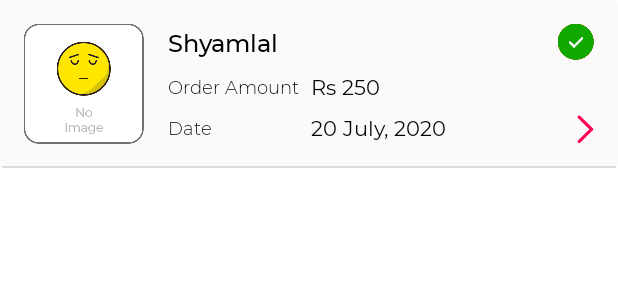
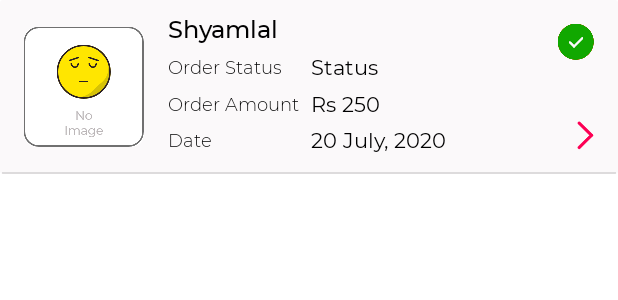
Before and after one commit to Gridle-LD/LocalDelivery, an Android app: the layout card_view_order.xml on its own in the app's theme, with its tools: preview values and no code run, on a phone screen of 412 x 824 dp. Shown: the top 300 px of the screen. Run offline under Robolectric (Android 15) with nearby library versions, the phone set to English and light mode, and no system bars.

```diff
--- a/app/src/main/java/com/example/localdelivery/activity/MainActivity.java
+++ b/app/src/main/java/com/example/localdelivery/activity/MainActivity.java
@@ -11,6 +11,7 @@ import androidx.fragment.app.FragmentManager;
 import androidx.fragment.app.FragmentTransaction;
 
 import android.Manifest;
+import android.annotation.SuppressLint;
 import android.app.Activity;
 import android.content.Context;
 import android.content.DialogInterface;
@@ -49,6 +50,8 @@ import com.google.android.gms.location.LocationResult;
 import com.google.android.gms.location.LocationServices;
 import com.google.android.material.bottomnavigation.BottomNavigationView;
 
+import java.text.SimpleDateFormat;
+import java.util.Date;
 import java.util.List;
 import java.util.Locale;
 import java.util.Objects;
--- a/app/src/main/java/com/example/localdelivery/fragment/OrderFragment.java
+++ b/app/src/main/java/com/example/localdelivery/fragment/OrderFragment.java
@@ -332,6 +332,7 @@ public class OrderFragment extends Fragment {
         }
     }
 
+    @SuppressLint("SimpleDateFormat")
     private void placeOrder() {
         progressBar.setVisibility(View.VISIBLE);
         viewBlurr.setVisibility(View.VISIBLE);
@@ -344,8 +345,10 @@ public class OrderFragment extends Fragment {
                     String.valueOf(stocksData.getQuantity()), stocksData.get_id());
             itemsList.add(items);
         }
+
+        String currentTime = new SimpleDateFormat("HH:mm:ss_dd-MM-yyyy").format(new Date());
         PlaceOrderData.Order.Shop shop = new PlaceOrderData.Order.Shop(shopId, itemsList, String.valueOf(price),
-                isPickup, orderType);
+                isPickup, orderType, currentTime);
         PlaceOrderData.Order order = new PlaceOrderData.Order(shop);
         List<PlaceOrderData.Order> orderList = new ArrayList<>();
         orderList.add(order);
--- a/app/src/main/java/com/example/localdelivery/fragment/ReviewFragment.java
+++ b/app/src/main/java/com/example/localdelivery/fragment/ReviewFragment.java
@@ -373,6 +373,7 @@ public class ReviewFragment extends Fragment {
         imageViewStarFill4.setVisibility(View.INVISIBLE);
         imageViewStarFill5.setVisibility(View.INVISIBLE);
         clicked = 1;
+        textViewPost.setTextColor(Color.argb(255, 253, 0, 84));
     }
 
     private void secondStarSelected() {
@@ -382,6 +383,7 @@ public class ReviewFragment extends Fragment {
         imageViewStarFill4.setVisibility(View.INVISIBLE);
         imageViewStarFill5.setVisibility(View.INVISIBLE);
         clicked = 2;
+        textViewPost.setTextColor(Color.argb(255, 253, 0, 84));
     }
 
     private void thirdStarSelected() {
@@ -391,6 +393,7 @@ public class ReviewFragment extends Fragment {
         imageViewStarFill4.setVisibility(View.INVISIBLE);
         imageViewStarFill5.setVisibility(View.INVISIBLE);
         clicked = 3;
+        textViewPost.setTextColor(Color.argb(255, 253, 0, 84));
     }
 
     private void fourthStarSelected() {
@@ -400,6 +403,7 @@ public class ReviewFragment extends Fragment {
         imageViewStarFill4.setVisibility(View.VISIBLE);
         imageViewStarFill5.setVisibility(View.INVISIBLE);
         clicked = 4;
+        textViewPost.setTextColor(Color.argb(255, 253, 0, 84));
     }
 
     private void fifthStarSelected() {
@@ -409,5 +413,6 @@ public class ReviewFragment extends Fragment {
         imageViewStarFill4.setVisibility(View.VISIBLE);
         imageViewStarFill5.setVisibility(View.VISIBLE);
         clicked = 5;
+        textViewPost.setTextColor(Color.argb(255, 253, 0, 84));
     }
 }
--- a/app/src/main/java/com/example/localdelivery/repository/OrderRepository.java
+++ b/app/src/main/java/com/example/localdelivery/repository/OrderRepository.java
@@ -61,7 +61,7 @@ public class OrderRepository {
                                             response.getOrder().get(0).isPickUp(),
                                             response.getOrder().get(0).getShopId().getShopDetails().getShopName(),
                                             response.getOrder().get(0).getTotalPrice(),
-                                            response.getOrder().get(0).getCreatedAt()
+                                            response.getOrder().get(0).getTime()
                                     );
                                     orderEntityList.add(orderEntity);
                                 }
--- a/app/src/main/res/layout/card_view_order.xml
+++ b/app/src/main/res/layout/card_view_order.xml
@@ -27,13 +27,13 @@
             android:layout_width="wrap_content"
             android:layout_height="wrap_content"
             android:layout_marginStart="16dp"
-            android:layout_marginTop="16dp"
-            android:layout_marginBottom="16dp"
+            android:layout_marginTop="18dp"
+            android:layout_marginBottom="18dp"
             app:cardCornerRadius="8dp"
+            app:cardElevation="0dp"
             app:layout_constraintBottom_toBottomOf="parent"
             app:layout_constraintStart_toStartOf="parent"
-            app:layout_constraintTop_toTopOf="parent"
-            app:cardElevation="0dp">
+            app:layout_constraintTop_toTopOf="parent">
 
             <ImageView
                 android:id="@+id/imageViewShopOrder"
@@ -56,7 +56,7 @@
             android:text="Shyamlal"
             android:textColor="@android:color/black"
             android:textSize="16sp"
-            app:layout_constraintBottom_toTopOf="@+id/text_view_price_order"
+            app:layout_constraintBottom_toTopOf="@+id/textView21"
             app:layout_constraintEnd_toStartOf="@+id/imageViewPendingOrder"
             app:layout_constraintStart_toEndOf="@+id/cardViewOrder"
             app:layout_constraintTop_toTopOf="parent" />
@@ -73,7 +73,7 @@
             android:textSize="14sp"
             app:layout_constraintBottom_toTopOf="@+id/textViewDateOrder"
             app:layout_constraintStart_toEndOf="@+id/textView9"
-            app:layout_constraintTop_toBottomOf="@+id/text_view_name_order" />
+            app:layout_constraintTop_toBottomOf="@+id/text_view_status_order" />
 
         <ImageView
             android:id="@+id/image_view_arrow_order"
@@ -148,10 +148,10 @@
             android:layout_height="wrap_content"
             android:layout_marginStart="8dp"
             android:layout_marginBottom="8dp"
+            android:fontFamily="@font/montserrat_regular"
             android:text="20 July, 2020"
             android:textColor="@android:color/black"
             android:textSize="14sp"
-            android:fontFamily="@font/montserrat_regular"
             app:layout_constraintBottom_toBottomOf="parent"
             app:layout_constraintStart_toEndOf="@+id/textView11"
             app:layout_constraintTop_toBottomOf="@+id/text_view_price_order" />
@@ -166,5 +166,32 @@
             app:layout_constraintBottom_toBottomOf="parent"
             app:layout_constraintEnd_toEndOf="parent"
             app:layout_constraintStart_toStartOf="parent" />
+
+        <TextView
+            android:id="@+id/text_view_status_order"
+            android:layout_width="wrap_content"
+            android:layout_height="wrap_content"
+            android:layout_marginStart="8dp"
+            android:text="Status"
+            android:fontFamily="@font/montserrat_regular"
+            android:textColor="@android:color/black"
+            android:textSize="14sp"
+            app:layout_constraintBottom_toTopOf="@+id/text_view_price_order"
+            app:layout_constraintStart_toEndOf="@+id/textView23"
+            app:layout_constraintTop_toBottomOf="@+id/text_view_name_order" />
+
+        <TextView
+            android:id="@+id/textView23"
+            android:layout_width="0dp"
+            android:layout_height="wrap_content"
+            android:layout_marginStart="16dp"
+            android:text="Order Status"
+            android:textColor="@android:color/black"
+            android:textSize="12sp"
+            android:fontFamily="@font/montserrat_light"
+            app:layout_constraintBottom_toBottomOf="@+id/text_view_status_order"
+            app:layout_constraintEnd_toEndOf="@+id/textView9"
+            app:layout_constraintStart_toEndOf="@+id/cardViewOrder"
+            app:layout_constraintTop_toTopOf="@+id/text_view_status_order" />
     </androidx.constraintlayout.widget.ConstraintLayout>
 </androidx.cardview.widget.CardView>
```
Also changed, not shown: app/src/main/AndroidManifest.xml (+11 -0 lines), app/src/main/java/com/example/localdelivery/activity/ConfirmedOrderActivity.java (+6 -43 lines), app/src/main/java/com/example/localdelivery/activity/ShopDetailActivity.java (+6 -2 lines), app/src/main/java/com/example/localdelivery/activity/SignUpLoginActivity.java (+2 -8 lines), app/src/main/java/com/example/localdelivery/adapter/OrderAdapter.java (+8 -42 lines), app/src/main/java/com/example/localdelivery/fragment/OtpFragment.java (+20 -0 lines), app/src/main/java/com/example/localdelivery/model/OrdersResponse.java (+7 -17 lines), app/src/main/java/com/example/localdelivery/model/PlaceOrderData.java (+12 -1 lines), app/src/main/java/com/example/localdelivery/utils/OtpReceiver.java (added, +45 -0 lines).
